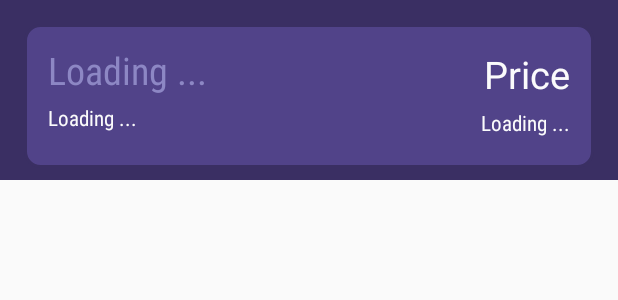
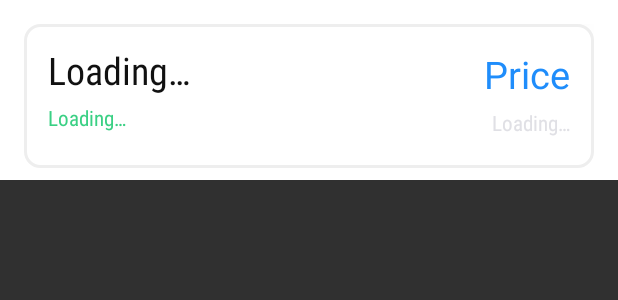
Before and after one commit to konshensx16/playground, an Android app: the layout card_item.xml on its own in the app's theme, with its tools: preview values and no code run, on a phone screen of 412 x 824 dp. Shown: the top 300 px of the screen. Run offline under Robolectric (Android 15) with nearby library versions, the phone set to English and light mode, and no system bars.

Commit message:
Light mode is almost done will be adding small stuff to it, and need to test dark mode and see if any colors needs to be changed

```diff
--- a/app/src/main/res/drawable/rounded.xml
+++ b/app/src/main/res/drawable/rounded.xml
@@ -9,13 +9,14 @@
             >
             <stroke
                 android:width="2dp"
-                android:color="#3A2F63"
+                android:color="#eeeeee"
                 />
             <corners
                 android:radius="10dp"
                 />
-            <padding android:bottom="10dp" android:left="10dp" android:right="10dp" android:top="10dp" />
-            <solid android:color="#514389" />
+            <padding android:bottom="10dp" android:left="10dp" android:right="10dp" android:top="10dp"
+                />
+            <solid android:color="?attr/cardBackgroundColor" />
         </shape>
     </item>
 </layer-list>
--- a/app/src/main/res/layout/backup.xml
+++ b/app/src/main/res/layout/backup.xml
@@ -10,7 +10,7 @@
     <FrameLayout
         android:layout_width="match_parent"
         android:layout_height="match_parent"
-        android:background="@color/colorPrimaryDark">
+        android:background="?attr/colorPrimaryDark">
 
         <LinearLayout
             android:layout_width="match_parent"
--- a/app/src/main/res/layout/card_item.xml
+++ b/app/src/main/res/layout/card_item.xml
@@ -4,7 +4,7 @@
     xmlns:tools="http://schemas.android.com/tools"
     android:layout_width="match_parent"
     android:layout_height="120dp"
-    android:background="#3A2F63"
+    android:background="?attr/cardBackgroundColor"
     tools:context=".CardUI"
     app:srcCompat="@drawable/rounded"
     >
@@ -36,7 +36,6 @@
         app:layout_constraintStart_toStartOf="parent"
         />
 
-
     <TextView
         android:id="@+id/symbol"
         android:layout_width="wrap_content"
@@ -46,8 +45,8 @@
         android:layout_marginTop="8dp"
         android:elevation="12dp"
         android:fontFamily="sans-serif-condensed"
-        android:text="Loading ..."
-        android:textColor="#8D87C4"
+        android:text="@string/loading_text"
+        android:textColor="?attr/cardPrimaryTextColor"
         android:textSize="25sp"
         app:layout_constraintBottom_toTopOf="@+id/name"
         app:layout_constraintStart_toStartOf="@+id/background_img"
@@ -60,9 +59,9 @@
         android:layout_marginEnd="16dp"
         android:layout_marginStart="8dp"
         android:layout_marginTop="8dp"
-        android:text="Price"
+        android:text="@string/price_text"
         android:textAlignment="textEnd"
-        android:textColor="#FBFBFC"
+        android:textColor="?attr/accentColor"
         android:textSize="25sp"
         app:layout_constraintEnd_toEndOf="@+id/background_img"
         app:layout_constraintStart_toEndOf="@+id/symbol"
@@ -76,8 +75,8 @@
         android:layout_marginStart="16dp"
         android:elevation="12dp"
         android:fontFamily="sans-serif-condensed"
-        android:text="Loading ..."
-        android:textColor="#FBFBFC"
+        android:text="@string/loading_text"
+        android:textColor="?attr/greenTextColor"
         app:layout_constraintBottom_toBottomOf="parent"
         app:layout_constraintStart_toStartOf="@+id/background_img" />
 
@@ -91,9 +90,9 @@
         android:layout_marginTop="8dp"
         android:elevation="12dp"
         android:fontFamily="sans-serif-condensed"
-        android:text="Loading ..."
+        android:text="@string/loading_text"
         android:textAlignment="textEnd"
-        android:textColor="#FBFBFC"
+        android:textColor="?attr/greyTextColor"
         app:layout_constraintBottom_toBottomOf="@+id/imageView2"
         app:layout_constraintEnd_toEndOf="@+id/background_img"
         app:layout_constraintStart_toEndOf="@+id/name"
--- a/app/src/main/res/layout/home_layout.xml
+++ b/app/src/main/res/layout/home_layout.xml
@@ -2,14 +2,13 @@
 <LinearLayout xmlns:android="http://schemas.android.com/apk/res/android"
     android:layout_height="match_parent"
     android:layout_width="match_parent"
-    android:background="@color/colorPrimaryDark"
+    android:orientation="vertical"
     >
 
         <android.support.v7.widget.RecyclerView
             android:id="@+id/rv_list"
             android:layout_width="match_parent"
             android:layout_height="match_parent"
-            android:background="#3A2F63"
             android:scrollbars="vertical"/>
 
         <ProgressBar
--- a/app/src/main/res/layout/setting_layout.xml
+++ b/app/src/main/res/layout/setting_layout.xml
@@ -20,11 +20,11 @@
                 android:layout_height="wrap_content"
                 android:layout_marginStart="16dp"
                 android:layout_weight="1"
-                android:textColor="@color/colorPrimary"
+                android:textColor="?attr/greenTextColor"
                 android:text="@string/setting_light_mode" />
 
             <android.support.v7.widget.SwitchCompat
-                android:id="@+id/dark_mode_switch"
+                android:id="@+id/light_mode_switch"
                 android:layout_width="wrap_content"
                 android:layout_height="wrap_content"
                 android:layout_marginEnd="16dp"
--- a/app/src/main/res/menu/navigation.xml
+++ b/app/src/main/res/menu/navigation.xml
@@ -3,15 +3,15 @@
     <item
         android:id="@+id/home"
         android:icon="@drawable/home"
-        android:title="Home"
+        android:title="@string/menu_item_home"
         />
     <item
         android:id="@+id/search"
         android:icon="@drawable/search"
-        android:title="Search"/>
+        android:title="@string/menu_item_search"/>
     <item
         android:id="@+id/settings"
         android:icon="@drawable/settings"
-        android:title="Settings"
+        android:title="@string/menu_item_setting"
         />
 </menu>
--- a/app/src/main/res/values/colors.xml
+++ b/app/src/main/res/values/colors.xml
@@ -1,7 +1,18 @@
 <?xml version="1.0" encoding="utf-8"?>
 <resources>
-    <color name="colorPrimary">#8D87C4</color>
-    <color name="colorPrimaryDark">#3A2F63</color>
-    <color name="colorAccent">#FF4081</color>
-    <color name="bgBottomNavigation">#fe485a</color>
+    <!--dark mode colors -->
+    <color name="dark_colorPrimary">#8D87C4</color>
+    <color name="dark_colorPrimaryDark">#3A2F63</color>
+    <color name="dark_colorAccent">#FFFFFF</color>
+
+    <!-- light mode colors -->
+    <color name="light_colorPrimary">#FFFFFF</color>
+    <color name="light_colorPrimaryDark">#111111</color>
+    <color name="light_colorAccent">#1F8DFB</color>
+
+    <!-- common colors (for both light and dark) -->
+    <color name="green_color">#3AD084</color>
+    <color name="red_color">#F8748A</color>
+    <color name="grey_color">#e0e0e5</color>
+
 </resources>
--- a/app/src/main/res/values/strings.xml
+++ b/app/src/main/res/values/strings.xml
@@ -20,4 +20,8 @@
     <string name="currency_details_text">CURRENCY DETAILS</string>
     <string name="search_title_holder">Searching for <b>%1$s</b>, displaying <b>%2$d</b> results</string>
     <string name="setting_light_mode">Light Mode</string>
+
+    <string name="menu_item_home">Home</string>
+    <string name="menu_item_search">Search</string>
+    <string name="menu_item_setting">Settings</string>
 </resources>
--- a/app/src/main/res/values/styles.xml
+++ b/app/src/main/res/values/styles.xml
@@ -1,11 +1,45 @@
 <resources>
 Dialog
     <!-- Base application theme. -->
-    <style name="AppTheme" parent="Base.Theme.AppCompat.Light.DarkActionBar">
-        <!-- Customize your theme here. -->
-        <item name="colorPrimary">@color/colorPrimary</item>
-        <item name="colorPrimaryDark">@color/colorPrimaryDark</item>
-        <item name="colorAccent">@color/colorAccent</item>
+    <!--<style name="AppTheme" parent="Base.Theme.AppCompat.Light.DarkActionBar">-->
+        <!--&lt;!&ndash; Customize your theme here. &ndash;&gt;-->
+        <!--<item name="colorPrimary">@color/colorPrimary</item>-->
+        <!--<item name="colorPrimaryDark">@color/colorPrimaryDark</item>-->
+        <!--<item name="colorAccent">@color/colorAccent</item>-->
+    <!--</style>-->
+
+    <!-- Light base activity theme -->
+    <style name="ActivityTheme.Primary.Base.Light" parent="Theme.AppCompat.NoActionBar">
+        <item name="colorPrimary">@color/light_colorPrimary</item>
+        <item name="colorPrimaryDark">@color/light_colorPrimaryDark</item>
+        <item name="accentColor">@color/light_colorAccent</item>
+        <item name="backgroundColor">@color/light_colorPrimaryDark</item>
+        <item name="greyTextColor">@color/grey_color</item>
+
+        <!-- styles for the card_item -->
+        <item name="cardBackgroundColor">@color/light_colorPrimary</item>
+        <item name="cardBorderColor">@color/grey_color</item>
+        <item name="cardPrimaryTextColor">@color/light_colorPrimaryDark</item>
+        <item name="cardSecondaryTextColor">@color/light_colorPrimaryDark</item>
+        <item name="greenTextColor">@color/green_color</item>
+        <item name="redTextColor">@color/red_color</item>
+
+    </style>
+
+    <!-- Dark base activity theme -->
+    <style name="ActivityTheme.Primary.Base.Dark" parent="Theme.AppCompat.NoActionBar">
+        <item name="colorPrimary">@color/dark_colorPrimary</item>
+        <item name="colorPrimaryDark">@color/dark_colorPrimaryDark</item>
+        <item name="accentColor">@color/light_colorAccent</item>
+        <item name="backgroundColor">@color/dark_colorPrimaryDark</item>
+        <item name="greyTextColor">@color/grey_color</item>
+
+        <!-- styles for the card_item -->
+        <item name="cardBackgroundColor">@color/dark_colorPrimaryDark</item>
+        <item name="cardPrimaryTextColor">@color/dark_colorPrimary</item>
+        <item name="cardSecondaryTextColor">@color/grey_color</item>
+        <item name="greenTextColor">@color/green_color</item>
+        <item name="redTextColor">@color/red_color</item>
     </style>
 
 </resources>
```
Also changed, not shown: app/src/main/AndroidManifest.xml (+1 -10 lines), app/src/main/java/com/example/konshensx/firstapp/SettingFragment.java (+16 -5 lines), app/src/main/res/layout/activity_bitcoin_index.xml (+6 -6 lines), app/src/main/res/layout/search_layout.xml (+6 -7 lines), app/src/main/res/values/attrs.xml (added, +16 -0 lines), 1 other file.
